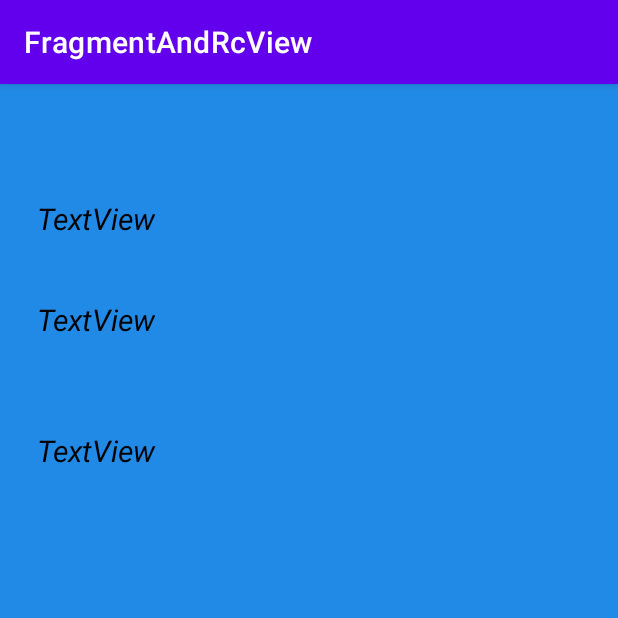
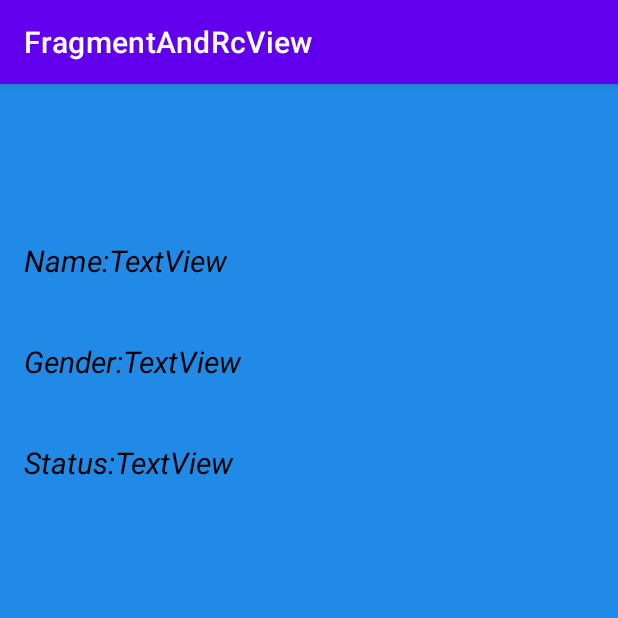
Before and after one commit to mantik0Ra/mantik0Ra, an Android app: the DetalityFragment screen opened through its navigation route, on a phone screen of 412 x 824 dp, the top half of it. Run offline under Robolectric (Android 15) with nearby library versions, the phone set to English and light mode, and no system bars.

Commit message:
changet layout of DetalityFragment and strings res
Изменил экран деталити фрагмента и добавил ссылочные ресурсы

```diff
--- a/app/src/main/res/layout/fragment_detality.xml
+++ b/app/src/main/res/layout/fragment_detality.xml
@@ -12,42 +12,70 @@
         android:id="@+id/textName"
         android:layout_width="wrap_content"
         android:layout_height="wrap_content"
-        android:layout_marginTop="76dp"
         android:text="TextView"
         android:textColor="@color/black"
         android:textSize="20sp"
         android:textStyle="italic"
-        app:layout_constraintEnd_toEndOf="parent"
-        app:layout_constraintHorizontal_bias="0.073"
-        app:layout_constraintStart_toStartOf="parent"
-        app:layout_constraintTop_toTopOf="parent" />
+        app:layout_constraintStart_toEndOf="@+id/textView2"
+        app:layout_constraintTop_toTopOf="@+id/textView2" />
 
     <TextView
         android:id="@+id/textGender"
         android:layout_width="wrap_content"
         android:layout_height="wrap_content"
-        android:layout_marginStart="24dp"
-        android:layout_marginTop="40dp"
         android:text="TextView"
         android:textColor="@color/black"
         android:textSize="20sp"
         android:textStyle="italic"
-        app:layout_constraintEnd_toEndOf="@+id/textName"
-        app:layout_constraintStart_toStartOf="parent"
-        app:layout_constraintTop_toBottomOf="@+id/textName" />
+        app:layout_constraintStart_toEndOf="@+id/textView3"
+        app:layout_constraintTop_toTopOf="@+id/textView3" />
 
     <TextView
         android:id="@+id/textStatus"
         android:layout_width="85dp"
         android:layout_height="25dp"
-        android:layout_marginTop="60dp"
         android:text="TextView"
         android:textColor="@color/black"
         android:textSize="20sp"
         android:textStyle="italic"
-        app:layout_constraintEnd_toEndOf="@+id/textGender"
-        app:layout_constraintHorizontal_bias="0.0"
-        app:layout_constraintStart_toStartOf="@+id/textGender"
-        app:layout_constraintTop_toBottomOf="@+id/textGender" />
+        app:layout_constraintStart_toEndOf="@+id/textView4"
+        app:layout_constraintTop_toTopOf="@+id/textView4" />
+
+    <TextView
+        android:id="@+id/textView2"
+        android:layout_width="wrap_content"
+        android:layout_height="wrap_content"
+        android:textColor="@color/black"
+        android:textSize="20sp"
+        android:textStyle="italic"
+        android:layout_marginStart="16dp"
+        android:layout_marginTop="104dp"
+        android:text="@string/NameTextView"
+        app:layout_constraintStart_toStartOf="parent"
+        app:layout_constraintTop_toTopOf="parent" />
+
+    <TextView
+        android:id="@+id/textView3"
+        android:layout_width="wrap_content"
+        android:layout_height="wrap_content"
+        android:textColor="@color/black"
+        android:textSize="20sp"
+        android:textStyle="italic"
+        android:layout_marginTop="40dp"
+        android:text="@string/GenderTextView"
+        app:layout_constraintStart_toStartOf="@+id/textView2"
+        app:layout_constraintTop_toBottomOf="@+id/textView2" />
+
+    <TextView
+        android:id="@+id/textView4"
+        android:layout_width="wrap_content"
+        android:layout_height="wrap_content"
+        android:textColor="@color/black"
+        android:textSize="20sp"
+        android:textStyle="italic"
+        android:layout_marginTop="40dp"
+        android:text="@string/StatusTextView"
+        app:layout_constraintStart_toStartOf="@+id/textView3"
+        app:layout_constraintTop_toBottomOf="@+id/textView3" />
 
 </androidx.constraintlayout.widget.ConstraintLayout>
--- a/app/src/main/res/values/strings.xml
+++ b/app/src/main/res/values/strings.xml
@@ -2,4 +2,7 @@
     <string name="app_name">FragmentAndRcView</string>
     <!-- TODO: Remove or change this placeholder text -->
     <string name="hello_blank_fragment">Hello blank fragment</string>
+    <string name="NameTextView">Name: </string>
+    <string name="StatusTextView">Status: </string>
+    <string name="GenderTextView">Gender: </string>
 </resources>
```
Also changed, not shown: app/src/main/java/com/example/fragmentandrcview/DetalityFragment.kt (line endings or trailing spaces).
